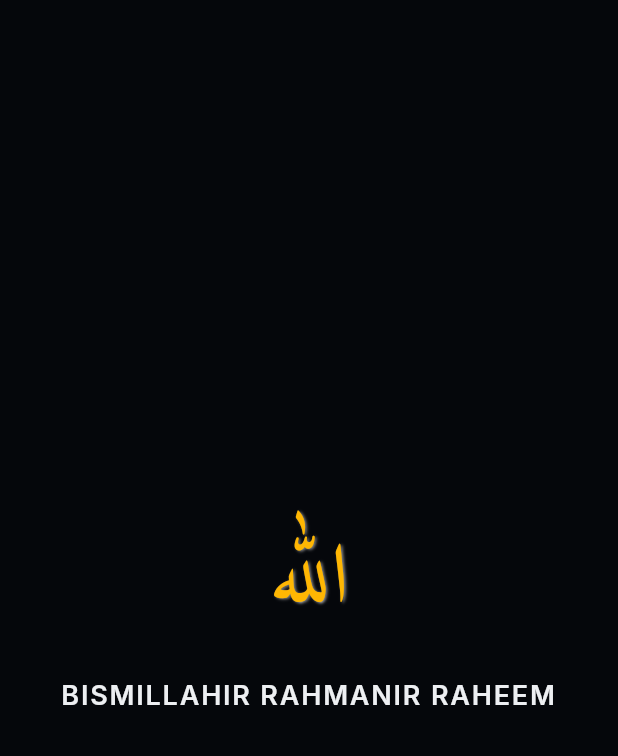
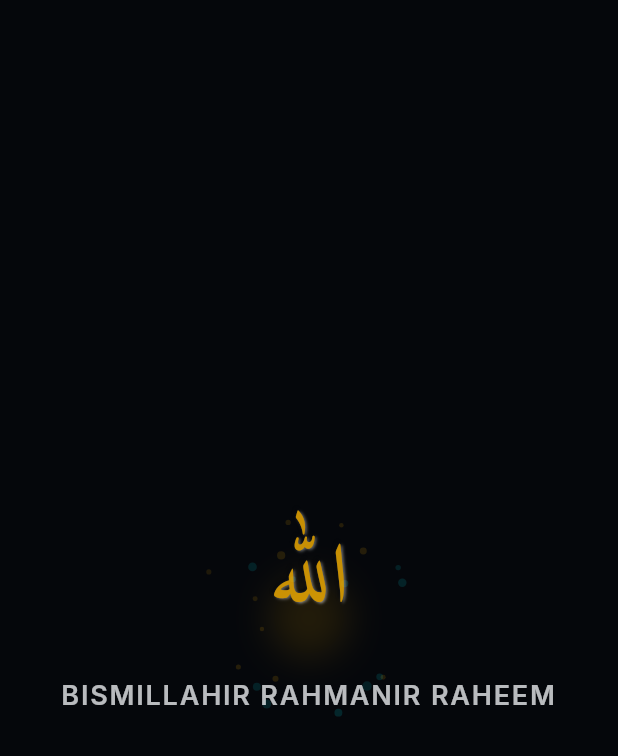
Before and after one commit to ajmalkhan6233-eng/noor_app, a Flutter app: the first screen one second after launch, on a phone screen of 412 x 824 dp. Shown: the top 756 px of the screen. Run offline on Flutter 3.47's test engine with Material 3 defaults, Android fonts, the phone set to English and light mode, and no system bars; our stand-ins replace adhan, audioplayers, equatable, flutter_bloc, flutter_compass, flutter_local_notifications and 5 more; accounts and stored records are empty.

Commit message:
Splash screen: implement the Big Bang concept (Phase 2)
Was previously the opposite of spec: splash_config.dart's own header
comment said "a calm, still greeting on paper — no animated star
field, no dark cosmic sequence," contradicting both this checklist
item and CLAUDE.md's Cosmic Expansion art direction (Obsidian bg,
gold/cyan particle/glow effects via CustomPainter).

BigBangSplashView reuses the existing ParticleBurstPainter/
BurstParticle machinery (already used for Tasbih/Tawaf-Sa'i
celebrations) rather than building new painting logic: a gold/cyan
burst expands from screen centre over splash_config's burstDuration,
and the Allah calligraphy + greeting fade in over the burst's back
half. Falls back to the existing calm PlainSplashView under reduced
motion (kept as-is, still used elsewhere as the no-motion baseline).

Added an optional `softColor` param to ParticleBurstPainter (defaults
to the existing hardcoded AppColors.emeraldSoft, so Tasbih/Tawaf-Sa'i
callers are unaffected) so this new gold/cyan splash isn't forced to
render legacy emerald particles — CLAUDE.md says not to use emerald
for new screens.

Not yet visually confirmed — Flutter isn't finished installing on
this machine yet, so this hasn't been seen rendered. Flagging per
noor-build-verify rather than claiming this is done.

Co-Authored-By: Claude Sonnet 5 <noreply@anthropic.com>

```diff
--- a/lib/core/constants/splash_config.dart
+++ b/lib/core/constants/splash_config.dart
@@ -1,12 +1,21 @@
 // Bismillahir Rahmanir Raheem — watermark: ALLAH
 //
-// Tunables for the launch splash: a calm, still greeting on paper —
-// no animated star field, no dark cosmic sequence.
+// Tunables for the launch splash: a gold/cyan particle burst
+// ("Big Bang") from centre, settling into the Allah calligraphy —
+// the Cosmic Expansion art direction's entry point. Falls back to
+// PlainSplashView (a calm, still greeting, no motion) under reduced
+// motion — see BigBangSplashView.
 
 abstract final class SplashConfig {
-  /// How long the greeting holds before fading into the dashboard.
-  static const Duration holdDuration = Duration(milliseconds: 1800);
+  /// How long the burst takes to fully expand and fade.
+  static const Duration burstDuration = Duration(milliseconds: 900);
 
-  /// Fade-in and fade-out duration.
+  /// How long the greeting holds once settled, before fading into the
+  /// dashboard.
+  static const Duration holdDuration = Duration(milliseconds: 1400);
+
+  /// Fade-in and fade-out duration for the whole splash (reduced-
+  /// motion path only — the burst path fades itself in via
+  /// [burstDuration]).
   static const Duration fadeDuration = Duration(milliseconds: 500);
 }
--- a/lib/core/effects/particle_burst_painter.dart
+++ b/lib/core/effects/particle_burst_painter.dart
@@ -60,12 +60,19 @@ class ParticleBurstPainter extends CustomPainter {
     required this.progress,
     required this.particles,
     required this.color,
+    this.softColor = AppColors.emeraldSoft,
   });
 
   final Offset center;
   final double progress;
   final List<BurstParticle> particles;
   final Color color;
+
+  /// Colour for particles where [BurstParticle.soft] is true. Defaults
+  /// to the legacy dimmed-emerald so existing callers (Tasbih, Tawaf/
+  /// Sa'i) don't change — pass a real dimmed variant of [color]
+  /// instead for any new, non-legacy use.
+  final Color softColor;
 
   @override
   void paint(Canvas canvas, Size size) {
@@ -97,7 +104,7 @@ class ParticleBurstPainter extends CustomPainter {
         offset,
         particle.radius * (1 - local * 0.4),
         Paint()
-          ..color = (particle.soft ? AppColors.emeraldSoft : color)
+          ..color = (particle.soft ? softColor : color)
               .withValues(alpha: opacity),
       );
     }
--- /dev/null
+++ b/lib/core/presentation/splash/big_bang_splash_view.dart
@@ -0,0 +1,114 @@
+// Bismillahir Rahmanir Raheem — watermark: ALLAH
+//
+// The "Big Bang" splash: a gold/cyan particle burst expands from the
+// screen's centre and settles, and the Allah calligraphy + greeting
+// fade in over the burst's back half — Cosmic Expansion's entry
+// point. Falls back to the calm, still PlainSplashView under reduced
+// motion (a burst has no meaningful "settled" instant to jump to).
+
+import 'package:flutter/material.dart';
+
+import '../../constants/app_colors.dart';
+import '../../constants/app_strings.dart';
+import '../../constants/splash_config.dart';
+import '../../effects/particle_burst_painter.dart';
+import '../motion/motion.dart';
+import '../widgets/allah_calligraphy.dart';
+import 'plain_splash_view.dart';
+
+class BigBangSplashView extends StatefulWidget {
+  const BigBangSplashView({super.key});
+
+  @override
+  State<BigBangSplashView> createState() => _BigBangSplashViewState();
+}
+
+class _BigBangSplashViewState extends State<BigBangSplashView>
+    with SingleTickerProviderStateMixin {
+  late final AnimationController _controller;
+  late final List<BurstParticle> _particles;
+
+  @override
+  void initState() {
+    super.initState();
+    _particles = BurstParticle.generate(1.0);
+    _controller = AnimationController(
+      vsync: this,
+      duration: SplashConfig.burstDuration,
+    )..forward();
+  }
+
+  @override
+  void dispose() {
+    _controller.dispose();
+    super.dispose();
+  }
+
+  @override
+  Widget build(BuildContext context) {
+    if (Motion.reduced(context)) return const PlainSplashView();
+
+    return LayoutBuilder(
+      builder: (context, constraints) {
+        final center = Offset(
+          constraints.maxWidth / 2,
+          constraints.maxHeight / 2,
+        );
+        return Stack(
+          alignment: Alignment.center,
+          children: [
+            AnimatedBuilder(
+              animation: _controller,
+              builder: (context, _) => CustomPaint(
+                size: Size(constraints.maxWidth, constraints.maxHeight),
+                painter: ParticleBurstPainter(
+                  center: center,
+                  progress: _controller.value,
+                  particles: _particles,
+                  color: AppColors.gold,
+                  softColor: AppColors.accentSecondary,
+                ),
+              ),
+            ),
+            AnimatedBuilder(
+              animation: _controller,
+              builder: (context, child) {
+                // Settles in over the burst's back half, so the
+                // greeting arrives as the particles dissolve rather
+                // than competing with them.
+                final opacity = ((_controller.value - 0.5) / 0.5).clamp(
+                  0.0,
+                  1.0,
+                );
+                return Opacity(opacity: opacity, child: child);
+              },
+              child: Semantics(
+                label: AppStrings.splashGreeting,
+                child: const Padding(
+                  padding: EdgeInsets.symmetric(horizontal: 32),
+                  child: Column(
+                    mainAxisSize: MainAxisSize.min,
+                    children: [
+                      AllahCalligraphy(fontSize: 56),
+                      SizedBox(height: 24),
+                      Text(
+                        AppStrings.splashGreeting,
+                        textAlign: TextAlign.center,
+                        style: TextStyle(
+                          color: AppColors.ink,
+                          fontSize: 18,
+                          fontWeight: FontWeight.w600,
+                          letterSpacing: 1.2,
+                        ),
+                      ),
+                    ],
+                  ),
+                ),
+              ),
+            ),
+          ],
+        );
+      },
+    );
+  }
+}
--- a/lib/core/presentation/splash_screen.dart
+++ b/lib/core/presentation/splash_screen.dart
@@ -1,14 +1,15 @@
 // Bismillahir Rahmanir Raheem — watermark: ALLAH
 //
-// Launch screen: a calm, still greeting fades in, holds, fades out,
-// then calls [onFinished] so the caller can swap in the dashboard.
+// Launch screen: BigBangSplashView's particle burst plays, holds,
+// then this fades out and calls [onFinished] so the caller can swap
+// in the dashboard.
 
 import 'package:flutter/material.dart';
 
 import '../constants/app_colors.dart';
 import '../constants/app_strings.dart';
 import '../constants/splash_config.dart';
-import 'splash/plain_splash_view.dart';
+import 'splash/big_bang_splash_view.dart';
 
 class SplashScreen extends StatefulWidget {
   const SplashScreen({super.key, required this.onFinished});
@@ -56,7 +57,10 @@ class _SplashScreenState extends State<SplashScreen>
       backgroundColor: AppColors.paper,
       body: Semantics(
         label: AppStrings.splashGreeting,
-        child: FadeTransition(opacity: _fade, child: const PlainSplashView()),
+        child: FadeTransition(
+          opacity: _fade,
+          child: const BigBangSplashView(),
+        ),
       ),
     );
   }
```
